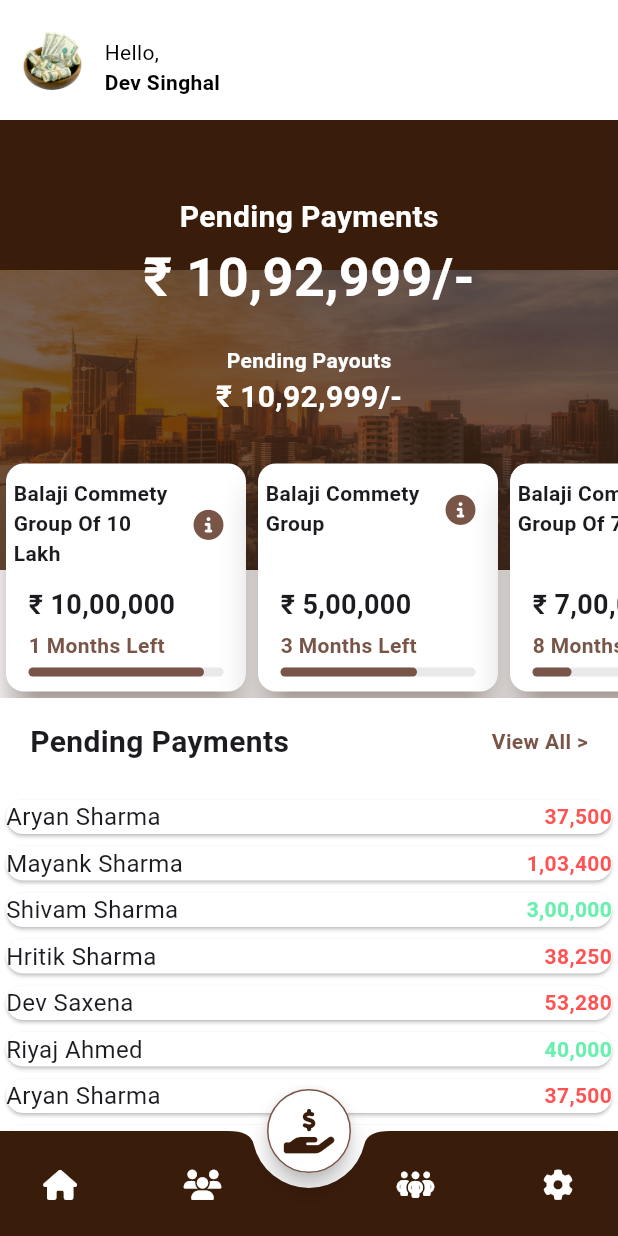
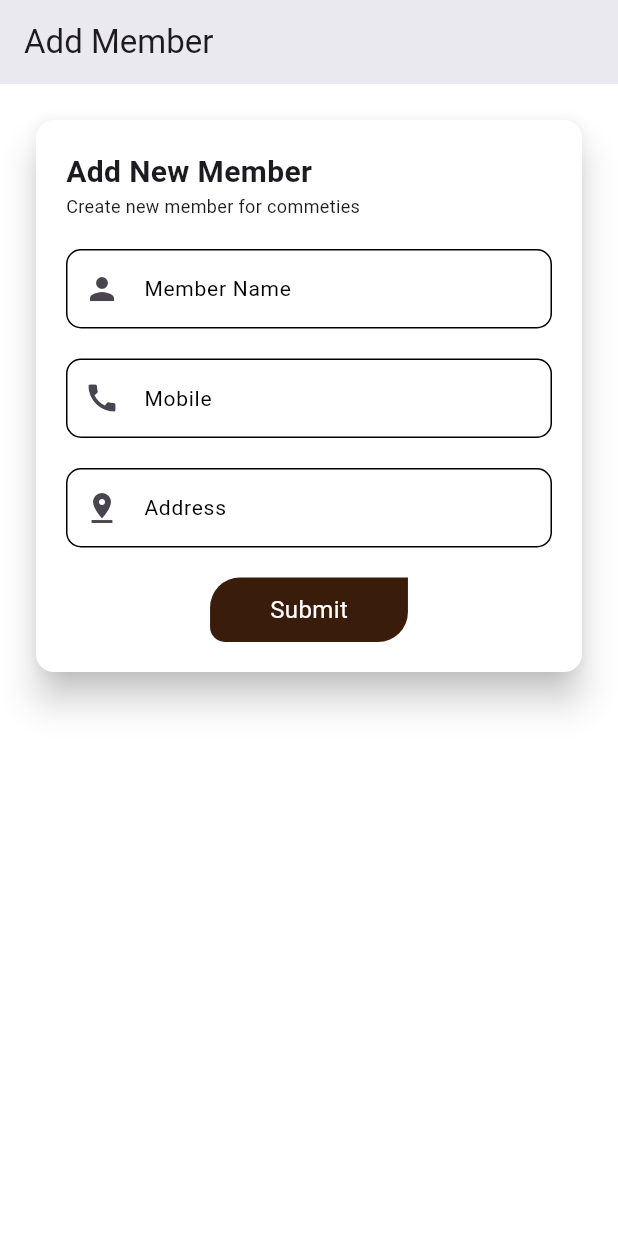
Before and after one commit to kashparkinnovation/commety_management_app, a Flutter app: the screen it shows after launch, on a phone screen of 412 x 824 dp. Run offline on Flutter 3.47's test engine with Material 3 defaults, Android fonts, the phone set to English and light mode, and no system bars; our stand-ins replace font_awesome_flutter.

Commit message:
Form Validator, Regex,

```diff
--- a/lib/main.dart
+++ b/lib/main.dart
@@ -1,3 +1,4 @@
+import 'package:commety_management_app/ui/screens/AddMemberScreen.dart';
 import 'package:commety_management_app/ui/screens/DashboardScreen.dart';
 import 'package:commety_management_app/ui/screens/LoginScreen.dart';
 import 'package:commety_management_app/ui/screens/SplashScreen.dart';
@@ -22,11 +23,12 @@ class MyApp extends StatelessWidget {
         useMaterial3: true,
       ),
       // home: SplashScreen(),
-      initialRoute: '/dashboard',
+      initialRoute: '/addMember',
       routes: {
         '/login':(context)=>const LoginScreen(),
         '/dashboard':(context)=>const DashboardScreen(),
         '/splash' : (context)=>const SplashScreen(),
+        '/addMember' : (context)=>const AddMemberScreen(),
       },
     );
   }
--- a/lib/ui/components/InputField.dart
+++ b/lib/ui/components/InputField.dart
@@ -4,6 +4,7 @@ import 'package:flutter/material.dart';
 class InputField extends StatelessWidget {
   final String label;
   final bool obscureText;
+  final Color? borderColor;
   final TextEditingController controller;
   final String? Function(String?)? validator;
   final IconData? prefixIcon;
@@ -21,6 +22,7 @@ class InputField extends StatelessWidget {
       required this.controller,
       this.minLines,
       this.validator,
+        this.borderColor,
       this.prefixIcon,
       this.focusNode,
       this.keyboardType,
@@ -36,6 +38,7 @@ class InputField extends StatelessWidget {
             ? Colors.grey
             : Colors.brown
         : Colors.brown;
+    bordercolor = borderColor ?? Colors.brown;
     return TextFormField(
       textAlign: textCenter != null ? TextAlign.center : TextAlign.start,
       textAlignVertical: TextAlignVertical.center,
@@ -51,8 +54,8 @@ class InputField extends StatelessWidget {
         errorStyle:
             TextStyle(color: Colors.redAccent, fontSize: fontsize ?? 14),
         labelStyle:
-            TextStyle(color: Colors.brown, fontSize: fontsize ?? 14),
-        floatingLabelStyle: TextStyle(fontSize: fontsize ?? 14),
+            TextStyle(color: bordercolor, fontSize: fontsize ?? 14),
+        floatingLabelStyle: TextStyle(fontSize: fontsize ?? 14, color: bordercolor),
         hintStyle: TextStyle(fontSize: fontsize ?? 14),
         border: OutlineInputBorder(
           borderRadius: BorderRadius.circular(10.0),
@@ -75,7 +78,7 @@ class InputField extends StatelessWidget {
           borderSide: BorderSide(color: bordercolor), // Customize border color
         ),
       ),
-      keyboardType: keyboardType != null ? TextInputType.number : keyboardType,
+      keyboardType: keyboardType ?? TextInputType.text,
       obscureText: obscureText,
       controller: controller,
       validator: validator,
--- /dev/null
+++ b/lib/ui/screens/AddMemberScreen.dart
@@ -0,0 +1,141 @@
+import 'package:commety_management_app/ui/components/InputField.dart';
+import 'package:flutter/material.dart';
+
+class AddMemberScreen extends StatefulWidget {
+  const AddMemberScreen({super.key});
+
+  @override
+  State<AddMemberScreen> createState() => _AddMemberScreenState();
+}
+
+class _AddMemberScreenState extends State<AddMemberScreen> {
+  TextEditingController nameController = TextEditingController();
+  TextEditingController phoneController = TextEditingController();
+  TextEditingController addressController = TextEditingController();
+  GlobalKey<FormState> formKey = GlobalKey();
+
+  @override
+  Widget build(BuildContext context) {
+    return SafeArea(
+      child: Scaffold(
+        appBar: AppBar(
+          title: Text("Add Member"),
+          elevation: 10,
+          backgroundColor: Colors.white,
+        ),
+        backgroundColor: Colors.white,
+        body: SingleChildScrollView(
+          child: Container(
+            width: double.infinity,
+            margin: EdgeInsets.symmetric(horizontal: 20, vertical: 20),
+            child: Card(
+              elevation: 10,
+              color: Colors.white,
+              child: Padding(
+                padding: const EdgeInsets.all(20.0),
+                child: Form(
+                  key: formKey,
+                  child: Column(
+                    crossAxisAlignment: CrossAxisAlignment.start,
+                    children: [
+                      Text(
+                        "Add New Member",
+                        style: TextStyle(
+                            fontWeight: FontWeight.bold, fontSize: 20),
+                      ),
+                      Text(
+                        "Create new member for commeties",
+                        style: TextStyle(fontSize: 12),
+                      ),
+                      SizedBox(
+                        height: 20,
+                      ),
+                      InputField(
+                        label: "Member Name",
+                        controller: nameController,
+                        borderColor: Colors.black,
+                        keyboardType: TextInputType.name,
+                        prefixIcon: Icons.person,
+                        validator: (value){
+
+                          if(value!.trim().length < 3){
+                            return "Please Enter Correct Name";
+                          }else{
+                            return null;
+                          }
+
+                        },
+                      ),
+                      SizedBox(
+                        height: 20,
+                      ),
+                      InputField(
+                        label: "Mobile",
+                        controller: phoneController,
+                        borderColor: Colors.black,
+                        keyboardType: TextInputType.phone,
+                        prefixIcon: Icons.call,
+                        validator: (mobileval){
+                          final RegExp mobileRegex = RegExp(r'^[6-9]\d{9}$');
+                          if (mobileRegex.hasMatch(mobileval!)) {
+                            return null;
+                          }else{
+                            return 'Enter a valid 10-digit mobile number';
+                        }
+                        }
+                      ),
+                      SizedBox(
+                        height: 20,
+                      ),
+                      InputField(
+                        label: "Address",
+                        controller: addressController,
+                        borderColor: Colors.black,
+                        keyboardType: TextInputType.text,
+                        prefixIcon: Icons.pin_drop,
+                        validator: (value){
+                          if(value!.trim().length < 3){
+                            return "Please Enter Correct Address";
+                          }else{
+                            return null;
+                          }
+                        },
+                      ),
+                      SizedBox(
+                        height: 20,
+                      ),
+                      Center(
+                        child: InkWell(
+                          onTap: (){
+                            if(formKey!.currentState!.validate()){
+                              print("Form Complete");
+                            }
+                          },
+                          child: Container(
+                            padding: EdgeInsets.symmetric(
+                                horizontal: 40, vertical: 10),
+                            decoration: BoxDecoration(
+                                color: Color.fromRGBO(58, 28, 11, 1.0),
+                                borderRadius: BorderRadius.only(
+                                    topLeft: Radius.circular(20),
+                                    bottomRight: Radius.circular(20),
+                                    bottomLeft: Radius.circular(10))),
+                            child: Text(
+                              "Submit",
+                              style:
+                                  TextStyle(color: Colors.white, fontSize: 16),
+                            ),
+                          ),
+                        ),
+                      )
+                    ],
+                  ),
+                ),
+              ),
+            ),
+          ),
+        ),
+      ),
+    );
+  }
+}
--- a/lib/ui/screens/DashboardScreen.dart
+++ b/lib/ui/screens/DashboardScreen.dart
@@ -366,4 +366,6 @@ TextEditingController testController = TextEditingController();
       ),
     );
   }
+
+
 }
```
Also changed, not shown: lib/ui/screens/AddCommtyScreen.dart (added).
